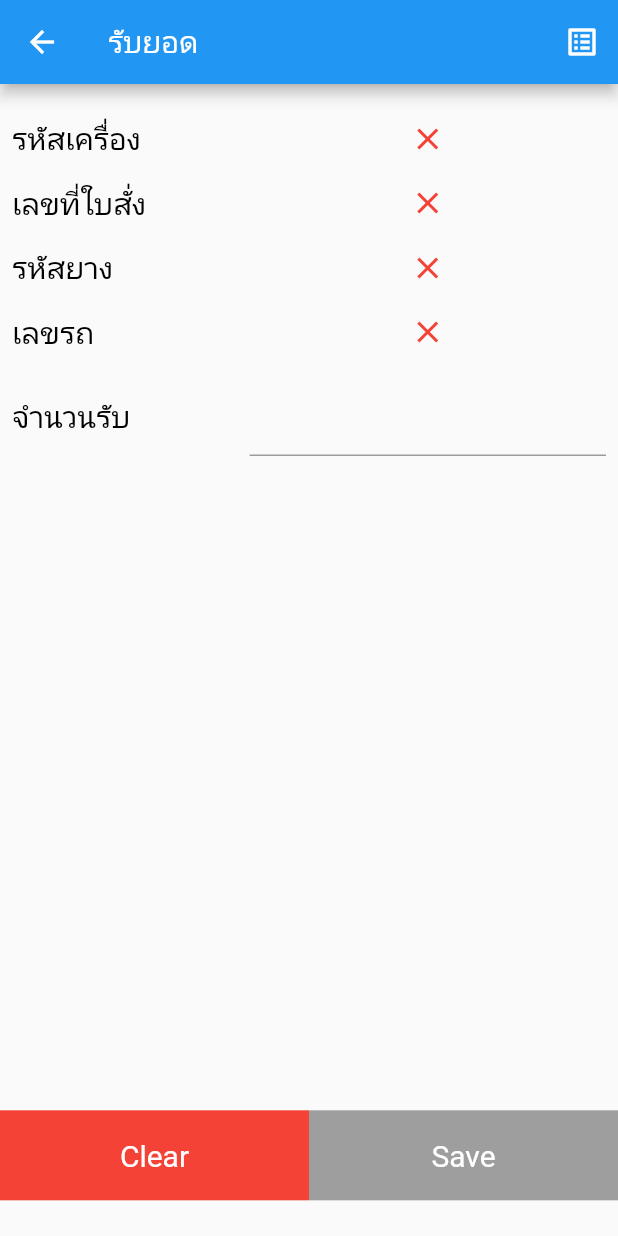
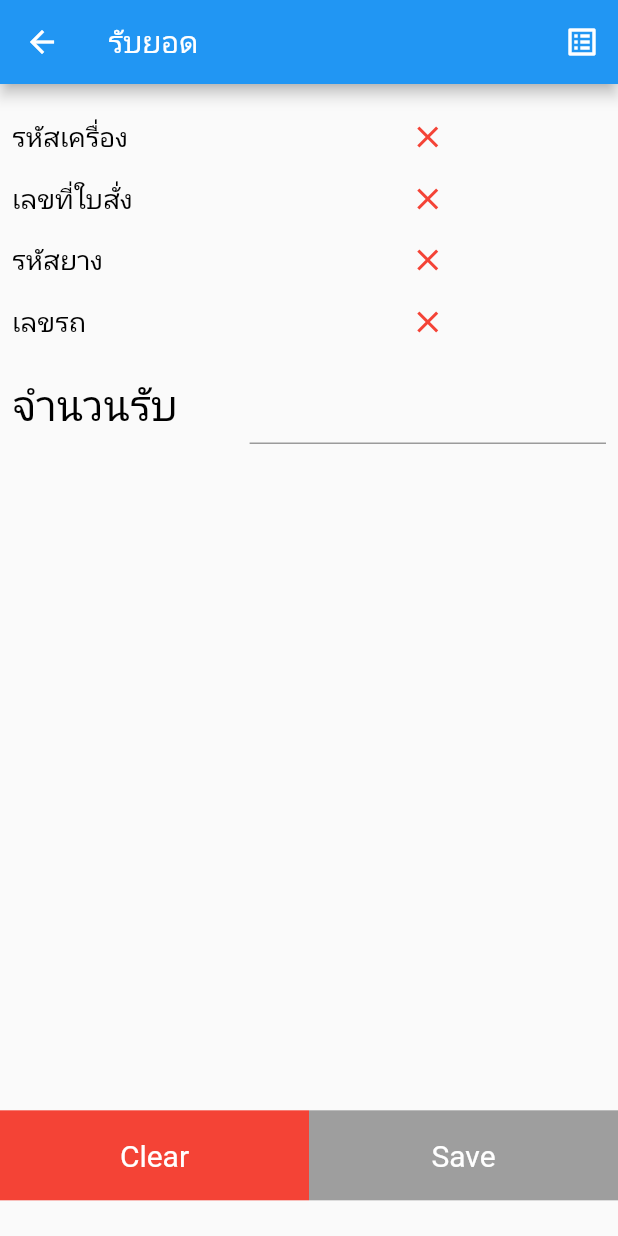
Before and after one commit to nirantarnoy/cic_production_app, a Flutter app: the ProdrecPage screen opened directly, on a phone screen of 412 x 824 dp. Run offline on Flutter 3.47's test engine with Material 2 defaults, Android fonts, the light colour scheme and no system bars; our stand-ins replace flutter_easyloading, flutter_local_notifications, get, hive, hive_flutter, shared_preferences; accounts and stored records are empty; Roboto replaces fonts that are missing (Kanit-Regular).

Commit message:
'update'

```diff
--- a/lib/pages/prodrec.dart
+++ b/lib/pages/prodrec.dart
@@ -708,7 +708,7 @@ class _ProdrecPageState extends State<ProdrecPage> {
                     child: Text(
                       'รหัสเครื่อง',
                       style: TextStyle(
-                        fontSize: 20,
+                        fontSize: 18,
                         color: Colors.black,
                       ),
                     ),
@@ -719,7 +719,7 @@ class _ProdrecPageState extends State<ProdrecPage> {
                         ? Text(
                             '${_machinecontroller.text}',
                             style: TextStyle(
-                              fontSize: 20,
+                              fontSize: 18,
                             ),
                           )
                         : Icon(
@@ -739,7 +739,7 @@ class _ProdrecPageState extends State<ProdrecPage> {
                     child: Text(
                       'เลขที่ใบสั่ง',
                       style: TextStyle(
-                        fontSize: 20,
+                        fontSize: 18,
                         color: Colors.black,
                       ),
                     ),
@@ -750,7 +750,7 @@ class _ProdrecPageState extends State<ProdrecPage> {
                         ? Text(
                             '${_wocontroller.text}',
                             style: TextStyle(
-                              fontSize: 20,
+                              fontSize: 18,
                             ),
                           )
                         : Icon(
@@ -770,7 +770,7 @@ class _ProdrecPageState extends State<ProdrecPage> {
                     child: Text(
                       'รหัสยาง',
                       style: TextStyle(
-                        fontSize: 20,
+                        fontSize: 18,
                         color: Colors.black,
                       ),
                     ),
@@ -781,7 +781,7 @@ class _ProdrecPageState extends State<ProdrecPage> {
                         ? Text(
                             '${_woitemcontroller.text}',
                             style: TextStyle(
-                              fontSize: 20,
+                              fontSize: 18,
                             ),
                           )
                         : Icon(
@@ -801,7 +801,7 @@ class _ProdrecPageState extends State<ProdrecPage> {
                     child: Text(
                       'เลขรถ',
                       style: TextStyle(
-                        fontSize: 20,
+                        fontSize: 18,
                         color: Colors.black,
                       ),
                     ),
@@ -812,7 +812,7 @@ class _ProdrecPageState extends State<ProdrecPage> {
                         ? Text(
                             '${_carcontroller.text}',
                             style: TextStyle(
-                              fontSize: 20,
+                              fontSize: 18,
                             ),
                           )
                         : Icon(
@@ -832,7 +832,7 @@ class _ProdrecPageState extends State<ProdrecPage> {
                     child: Text(
                       'จำนวนรับ',
                       style: TextStyle(
-                        fontSize: 20,
+                        fontSize: 28,
                         color: Colors.black,
                       ),
                     ),
```
